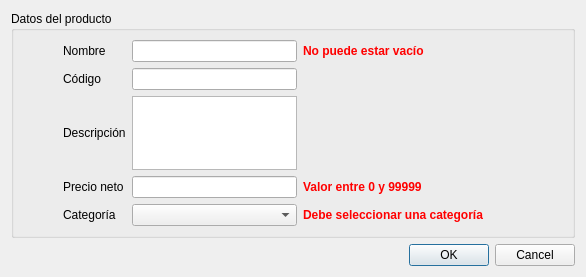
The window that nostro/admin_productos/formulario_producto.ui (manuell12/CafeNostro) describes before a commit, drawn with Qt 5.
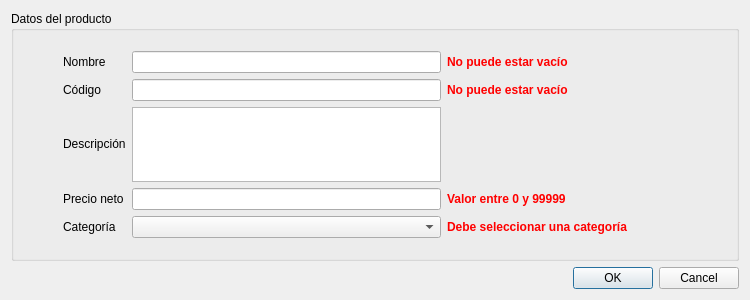
The same window after the commit.

Diff of the .ui file:
```diff
--- a/nostro/admin_productos/formulario_producto.ui
+++ b/nostro/admin_productos/formulario_producto.ui
@@ -9,10 +9,22 @@
    <rect>
     <x>0</x>
     <y>0</y>
-    <width>586</width>
-    <height>277</height>
+    <width>750</width>
+    <height>300</height>
    </rect>
   </property>
+  <property name="minimumSize">
+   <size>
+    <width>750</width>
+    <height>300</height>
+   </size>
+  </property>
+  <property name="maximumSize">
+   <size>
+    <width>750</width>
+    <height>300</height>
+   </size>
+  </property>
   <property name="windowTitle">
    <string>Formulario Usuario</string>
   </property>
@@ -23,6 +35,12 @@
       <string>Datos del producto</string>
      </property>
      <layout class="QHBoxLayout" name="horizontalLayout">
+      <property name="topMargin">
+       <number>20</number>
+      </property>
+      <property name="bottomMargin">
+       <number>20</number>
+      </property>
       <item>
        <spacer name="horizontalSpacer_2">
         <property name="orientation">
@@ -91,7 +109,7 @@
         <item row="2" column="0">
          <widget class="QLabel" name="label_2">
           <property name="text">
-           <string>Descripción</string>
+           <string>&lt;html&gt;&lt;head/&gt;&lt;body&gt;&lt;p&gt;Descripción&lt;/p&gt;&lt;/body&gt;&lt;/html&gt;</string>
           </property>
          </widget>
         </item>
@@ -139,8 +157,14 @@
         </item>
         <item row="1" column="2">
          <widget class="QLabel" name="label_error_codigo">
+          <property name="minimumSize">
+           <size>
+            <width>240</width>
+            <height>0</height>
+           </size>
+          </property>
           <property name="text">
-           <string/>
+           <string>&lt;html&gt;&lt;head/&gt;&lt;body&gt;&lt;p&gt;&lt;span style=&quot; font-weight:600; color:#ff0000;&quot;&gt;No puede estar vacío&lt;/span&gt;&lt;/p&gt;&lt;/body&gt;&lt;/html&gt;</string>
           </property>
          </widget>
         </item>
@@ -173,6 +197,9 @@
      <property name="standardButtons">
       <set>QDialogButtonBox::Cancel|QDialogButtonBox::Ok</set>
      </property>
+     <property name="centerButtons">
+      <bool>false</bool>
+     </property>
     </widget>
    </item>
   </layout>
```
